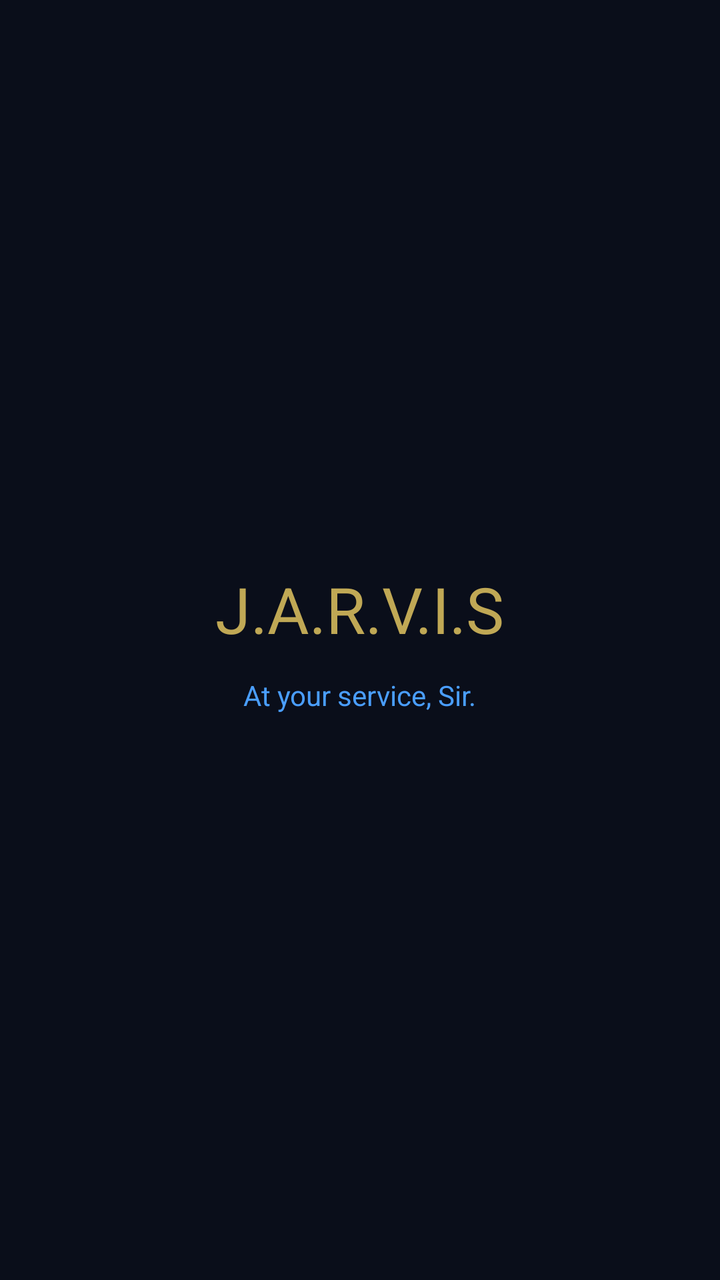
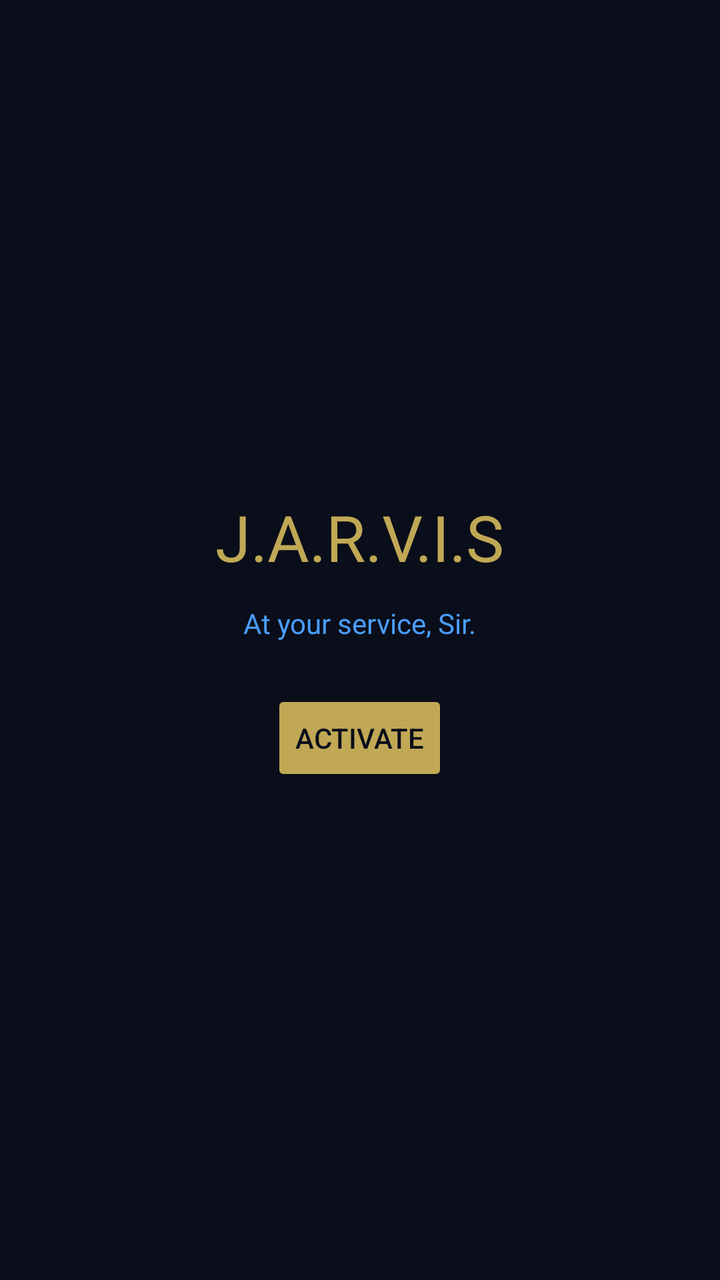

Before-and-after screenshots of an Android layout around one commit, followed by the original layout XML and the change that was made.
<!-- AndroidManifest.xml: application theme Theme.Jarvis -->
<!-- res/layout/activity_simple.xml -->
<?xml version="1.0" encoding="utf-8"?>
<LinearLayout
    xmlns:android="http://schemas.android.com/apk/res/android"
    android:layout_width="match_parent"
    android:layout_height="match_parent"
    android:orientation="vertical"
    android:gravity="center"
    android:background="#0A0E1A">
    <TextView
        android:id="@+id/tv_status_simple"
        android:layout_width="wrap_content"
        android:layout_height="wrap_content"
        android:text="J.A.R.V.I.S"
        android:textColor="#C0A855"
        android:textSize="32sp" />
    <TextView
        android:layout_width="wrap_content"
        android:layout_height="wrap_content"
        android:text="At your service, Sir."
        android:textColor="#4A9EFF"
        android:textSize="14sp"
        android:layout_marginTop="12dp" />
</LinearLayout>
<!-- resources referenced by this layout -->
<resources>
  <style name="Theme.Jarvis" parent="Theme.MaterialComponents.DayNight.NoActionBar">
          <item name="colorPrimary">@color/jarvis_gold</item>
          <item name="colorPrimaryVariant">@color/jarvis_blue</item>
          <item name="colorOnPrimary">@color/jarvis_bg</item>
          <item name="colorSurface">@color/jarvis_surface</item>
          <item name="colorOnSurface">@color/jarvis_text</item>
          <item name="android:windowBackground">@color/jarvis_bg</item>
          <item name="android:statusBarColor">@color/jarvis_surface</item>
          <item name="android:navigationBarColor">@color/jarvis_surface</item>
      </style>
  <color name="jarvis_gold">#C0A855</color>
  <color name="jarvis_blue">#4A9EFF</color>
  <color name="jarvis_bg">#0A0E1A</color>
  <color name="jarvis_surface">#111827</color>
  <color name="jarvis_text">#E8E0D0</color>
</resources>

<!-- the commit's change to res/layout/activity_simple.xml (unified diff, before → after) -->
@@ -6,6 +6,7 @@
     android:orientation="vertical"
     android:gravity="center"
     android:background="#0A0E1A">
+
     <TextView
         android:id="@+id/tv_status_simple"
         android:layout_width="wrap_content"
@@ -13,6 +14,7 @@
         android:text="J.A.R.V.I.S"
         android:textColor="#C0A855"
         android:textSize="32sp" />
+
     <TextView
         android:layout_width="wrap_content"
         android:layout_height="wrap_content"
@@ -20,4 +22,14 @@
         android:textColor="#4A9EFF"
         android:textSize="14sp"
         android:layout_marginTop="12dp" />
+
+    <Button
+        android:id="@+id/btn_test"
+        android:layout_width="wrap_content"
+        android:layout_height="wrap_content"
+        android:text="ACTIVATE"
+        android:layout_marginTop="24dp"
+        android:backgroundTint="#C0A855"
+        android:textColor="#0A0E1A" />
+
 </LinearLayout>
<!-- resource entries referenced after the edit -->
@@ -1,19 +1,15 @@
 <!-- resources referenced by this layout -->
 <resources>
-  <style name="Theme.Jarvis" parent="Theme.MaterialComponents.DayNight.NoActionBar">
+  <style name="Theme.Jarvis" parent="Theme.AppCompat.NoActionBar">
           <item name="colorPrimary">@color/jarvis_gold</item>
-          <item name="colorPrimaryVariant">@color/jarvis_blue</item>
-          <item name="colorOnPrimary">@color/jarvis_bg</item>
-          <item name="colorSurface">@color/jarvis_surface</item>
-          <item name="colorOnSurface">@color/jarvis_text</item>
+          <item name="colorPrimaryDark">@color/jarvis_surface</item>
+          <item name="colorAccent">@color/jarvis_blue</item>
           <item name="android:windowBackground">@color/jarvis_bg</item>
           <item name="android:statusBarColor">@color/jarvis_surface</item>
-          <item name="android:navigationBarColor">@color/jarvis_surface</item>
       </style>
   <color name="jarvis_gold">#C0A855</color>
+  <color name="jarvis_surface">#111827</color>
   <color name="jarvis_blue">#4A9EFF</color>
   <color name="jarvis_bg">#0A0E1A</color>
-  <color name="jarvis_surface">#111827</color>
-  <color name="jarvis_text">#E8E0D0</color>
 </resources>
 
